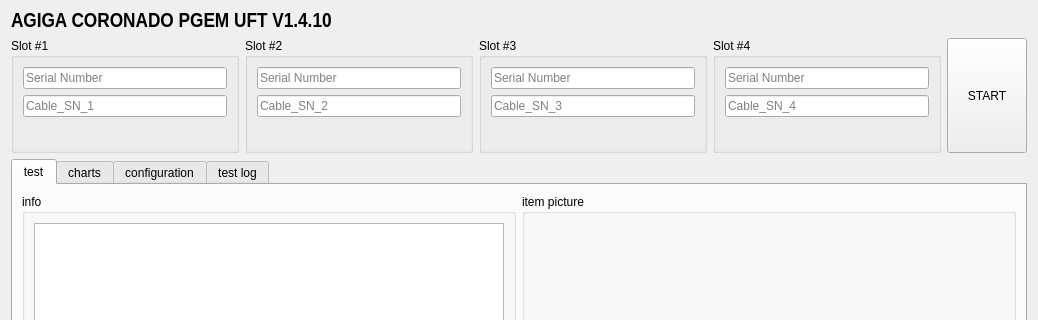
This is src/UFT_GUI/UFT_Ui.ui in hardanimal/UFT_Legacy as Qt 5 draws it before an edit; both pictures show x 0 to 1038 and y 0 to 320 of the 1038 by 722 pixel window. The edited form follows.
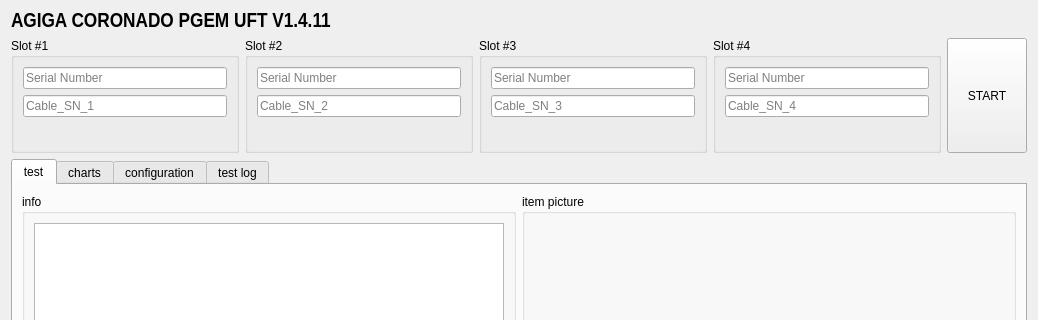
This is the edited form. Custom widgets are drawn as their Qt base class.

```diff
--- a/src/UFT_GUI/UFT_Ui.ui
+++ b/src/UFT_GUI/UFT_Ui.ui
@@ -453,7 +453,7 @@
       <bool>false</bool>
      </property>
      <property name="text">
-      <string>AGIGA CORONADO PGEM UFT V1.4.10</string>
+      <string>AGIGA CORONADO PGEM UFT V1.4.11</string>
      </property>
      <property name="textFormat">
       <enum>Qt::AutoText</enum>
```
